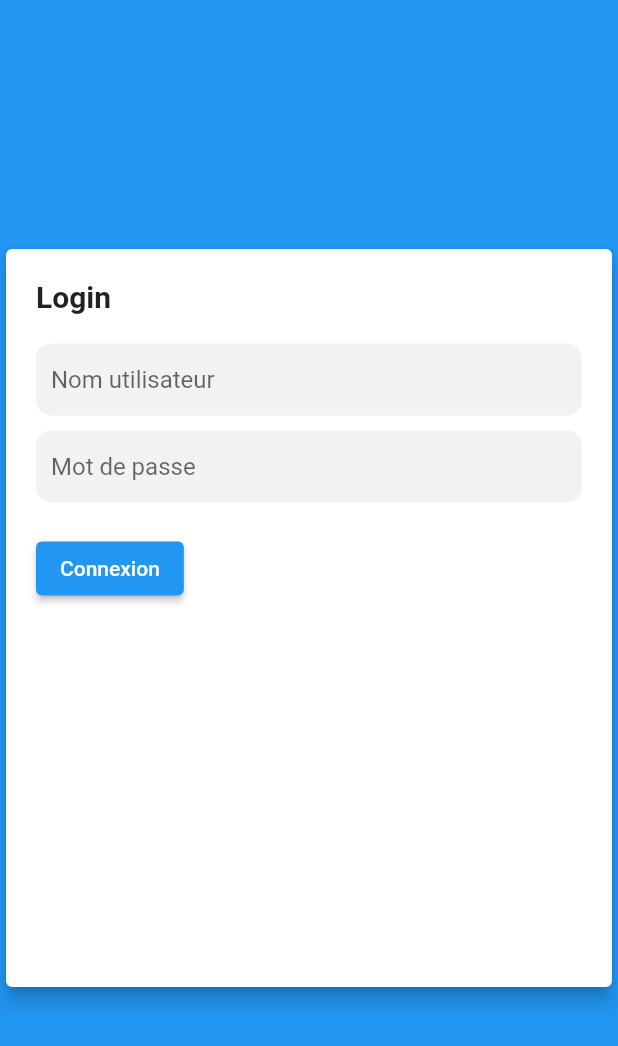
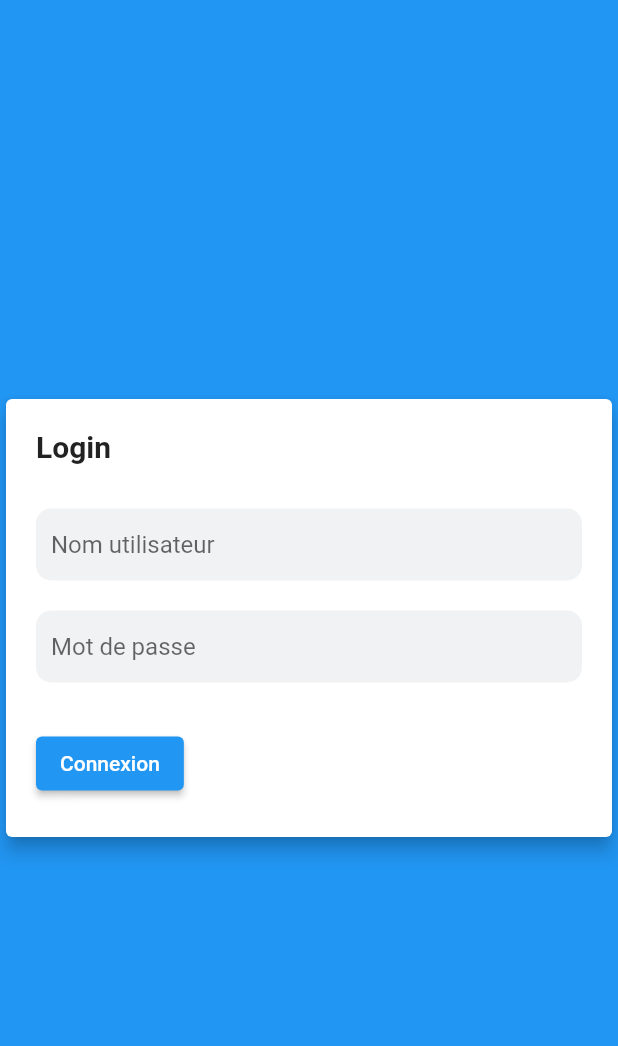
Before and after one commit to innov237/gestion_presence, a Flutter app: the screen it shows after launch, on a phone screen of 412 x 824 dp. Shown: the top 1046 px of the screen. Run offline on Flutter 3.47's test engine with Material 2 defaults, Android fonts, the phone set to English and light mode, and no system bars.

Commit message:
login update

```diff
--- a/lib/Feature/pages/etudiant/login_page.dart
+++ b/lib/Feature/pages/etudiant/login_page.dart
@@ -24,7 +24,7 @@ class _LoginPageState extends State<LoginPage> {
         body: Center(
           child: Container(
             width: 500.0,
-            height: 500.0,
+            height: 300.0,
             child: Card(
               elevation: 5.0,
               child: Padding(
@@ -41,18 +41,21 @@ class _LoginPageState extends State<LoginPage> {
                       ),
                     ),
                     SizedBox(
-                      height: 20.0,
+                      height: 30.0,
                     ),
                     BuildFormInput(
                       placeholder: "Nom utilisateur",
                       controller: null,
+                    ),
+                    SizedBox(
+                      height: 10.0,
                     ),
                     BuildFormInput(
                       placeholder: "Mot de passe",
                       controller: null,
                     ),
                     SizedBox(
-                      height: 10.0,
+                      height: 20.0,
                     ),
                     ElevatedButton(
                       onPressed: () => login(),
```
